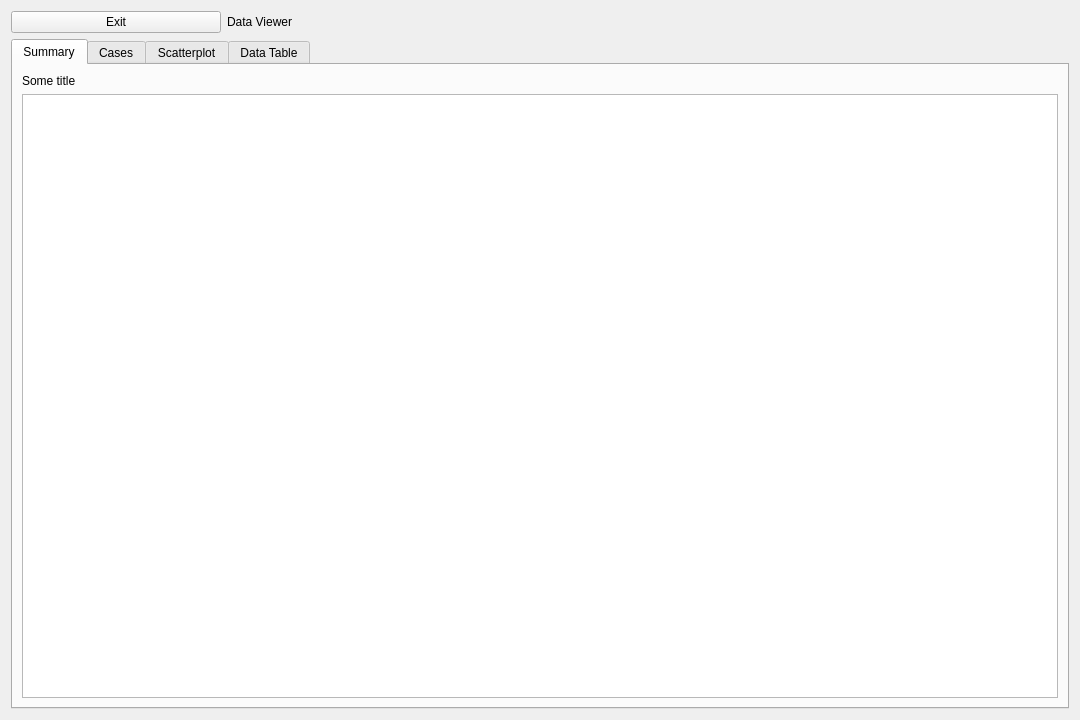
Above: src/app/ui/DataView.ui from caden-maxwell/nhtsa-scrape before the change. Below: the same form after it.
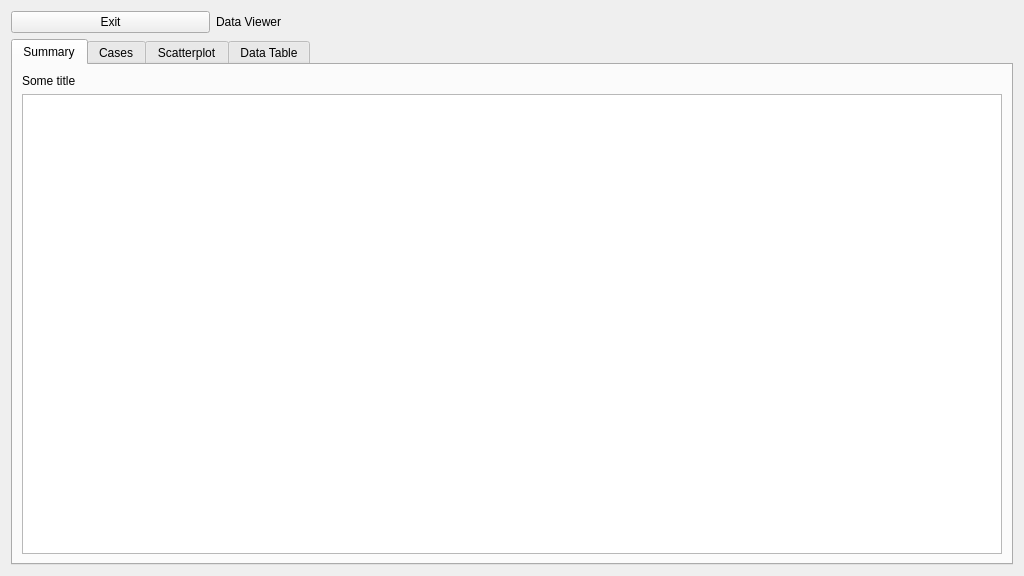
That is the form after the change.

Commit message: Matplotlib fonts and logger

```diff
--- a/src/app/ui/DataView.ui
+++ b/src/app/ui/DataView.ui
@@ -6,8 +6,8 @@
    <rect>
     <x>0</x>
     <y>0</y>
-    <width>1080</width>
-    <height>720</height>
+    <width>1024</width>
+    <height>576</height>
    </rect>
   </property>
   <property name="windowTitle">
```
The commit also changes 2 other files.
